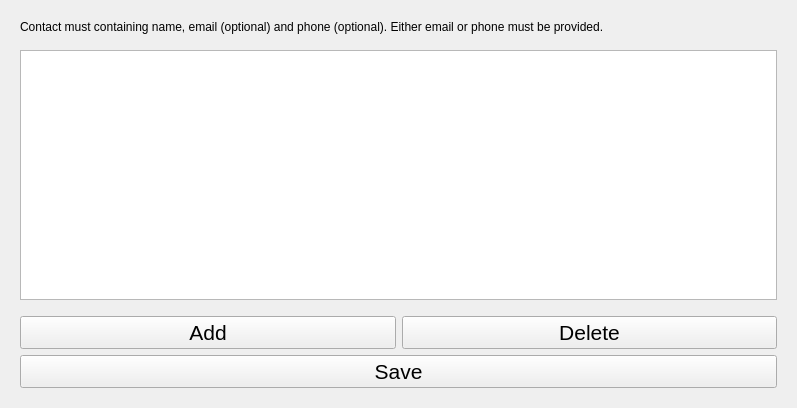
This is cadasta/gui/ui/widget/contact_widget.ui in kartoza/cadasta-qgis-plugin as Qt 5 draws it before an edit. The edited form follows.
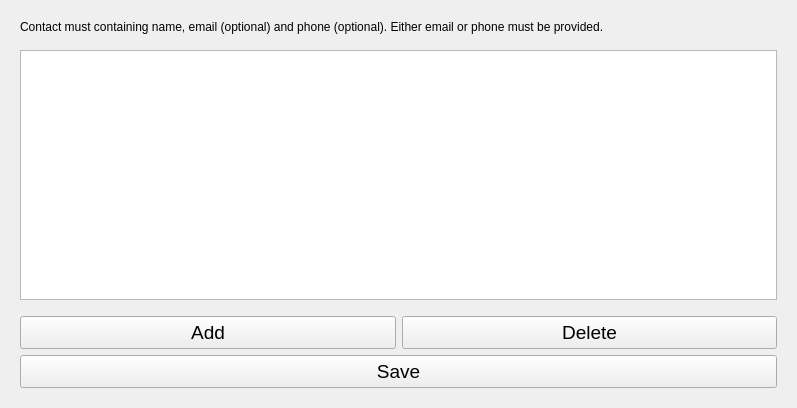
This is the edited form.

```diff
--- a/cadasta/gui/ui/widget/contact_widget.ui
+++ b/cadasta/gui/ui/widget/contact_widget.ui
@@ -33,8 +33,8 @@
        <rect>
         <x>0</x>
         <y>0</y>
-        <width>773</width>
-        <height>384</height>
+        <width>779</width>
+        <height>390</height>
        </rect>
       </property>
       <layout class="QVBoxLayout" name="verticalLayout_4">
@@ -89,7 +89,7 @@
           <widget class="QPushButton" name="add_button">
            <property name="font">
             <font>
-             <pointsize>16</pointsize>
+             <pointsize>14</pointsize>
             </font>
            </property>
            <property name="cursor">
@@ -107,7 +107,7 @@
           <widget class="QPushButton" name="delete_button">
            <property name="font">
             <font>
-             <pointsize>16</pointsize>
+             <pointsize>14</pointsize>
             </font>
            </property>
            <property name="cursor">
@@ -127,7 +127,7 @@
         <widget class="QPushButton" name="save_button">
          <property name="font">
           <font>
-           <pointsize>16</pointsize>
+           <pointsize>14</pointsize>
           </font>
          </property>
          <property name="cursor">
```
